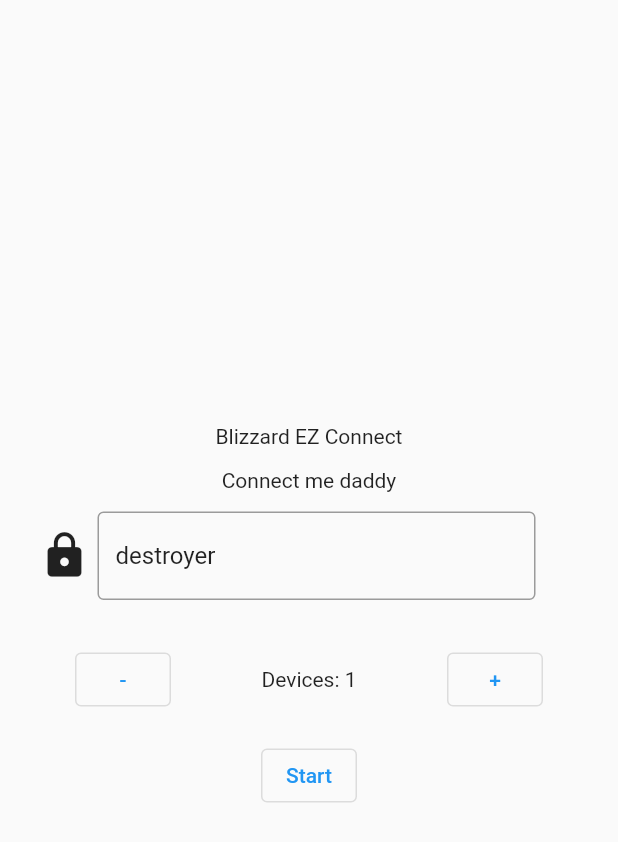
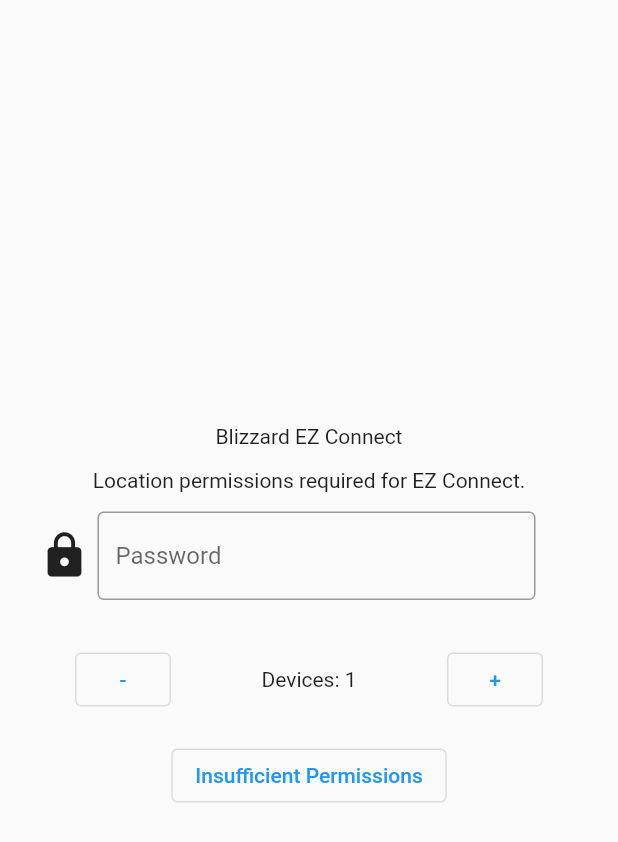
Before and after one commit to CoachChuckFF/Flutter_EZ_Connect, a Flutter app: the screen it shows after launch, on a phone screen of 412 x 824 dp. Shown: the top 842 px of the screen. Run offline on Flutter 3.47's test engine with Material 2 defaults, Android fonts, the phone set to English and light mode, and no system bars; missing offline and left inert: esptouch_flutter, location_permissions, wifi_info_flutter.

Commit message:
working on android

```diff
--- a/lib/main.dart
+++ b/lib/main.dart
@@ -1,14 +1,12 @@
-import 'dart:async';
 
-import 'package:esptouch_flutter/esptouch_flutter.dart';
 import 'package:wifi_info_flutter/wifi_info_flutter.dart';
 import 'blizzard_ez_connect_manager.dart';
-import 'dart:io';
 import 'package:flutter/material.dart';
+import 'package:location_permissions/location_permissions.dart';
 
 void main() => runApp(MyApp());
 
-const hc_pass = 'destroyer';
+const hc_pass = '';
 
 class MyApp extends StatefulWidget {
   // This widget is the root of your application.
@@ -20,12 +18,29 @@ class _MyAppState extends State<MyApp> {
   TextEditingController _passwordController = TextEditingController(text: hc_pass);
   FocusNode _passwordFocus = FocusNode();
   BlizzardEZConnectManager _ezConnectManager;
-  String _messageText = 'Connect me daddy';
+  String _messageText = 'Enter WiFi Password';
   String _buttonText = "Start";
   int _deviceCount = 1;
 
   @override
   void initState() {
+    WidgetsBinding.instance.addPostFrameCallback((_) {
+      LocationPermissions().requestPermissions().then((permissionLevel) {
+        if(permissionLevel == PermissionStatus.granted || permissionLevel == PermissionStatus.restricted) {
+          WifiInfo().getWifiName().then((ssid) {
+            setState(() {
+              _messageText = "Enter password for " + ssid;
+              _buttonText = "Connect";
+            });
+          });
+        } else {
+          setState(() {
+            _messageText = "Location permissions required for EZ Connect.";
+            _buttonText = "Insufficient Permissions";
+          });
+        }
+      });
+    });
 
     _ezConnectManager = BlizzardEZConnectManager(
       onStart: (ssid, bssid){
@@ -36,7 +51,7 @@ class _MyAppState extends State<MyApp> {
       },
       onCancel: (){
         setState(() {
-          _messageText = "Cancelled";
+          _messageText = "Canceled";
           _buttonText = "Start";
         });
       },
--- a/pubspec.yaml
+++ b/pubspec.yaml
@@ -31,6 +31,7 @@ dependencies:
   cupertino_icons: ^1.0.0
   esptouch_flutter: ^0.2.4
   wifi_info_flutter: ^2.0.0
+  location_permissions: ^3.0.0
 
 
 dev_dependencies:
```
Also changed, not shown: pubspec.lock, 5 other files.
